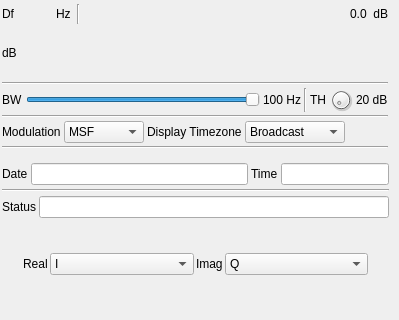
The window that plugins/channelrx/radioclock/radioclockgui.ui (f4exb/sdrangel) describes before a commit, drawn with Qt 5; both pictures show x 0 to 399 and y 0 to 320 of the 399 by 600 pixel window.
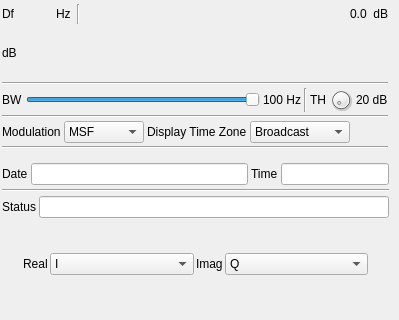
The same window after the commit. Custom widgets are drawn as their Qt base class.

Commit message: Fix spelling of time zone

```diff
--- a/plugins/channelrx/radioclock/radioclockgui.ui
+++ b/plugins/channelrx/radioclock/radioclockgui.ui
@@ -373,7 +373,7 @@
       <item>
        <widget class="QLabel" name="timezoneLabel">
         <property name="text">
-         <string>Display Timezone</string>
+         <string>Display Time Zone</string>
         </property>
        </widget>
       </item>
```
The commit also changes 2 other files.
